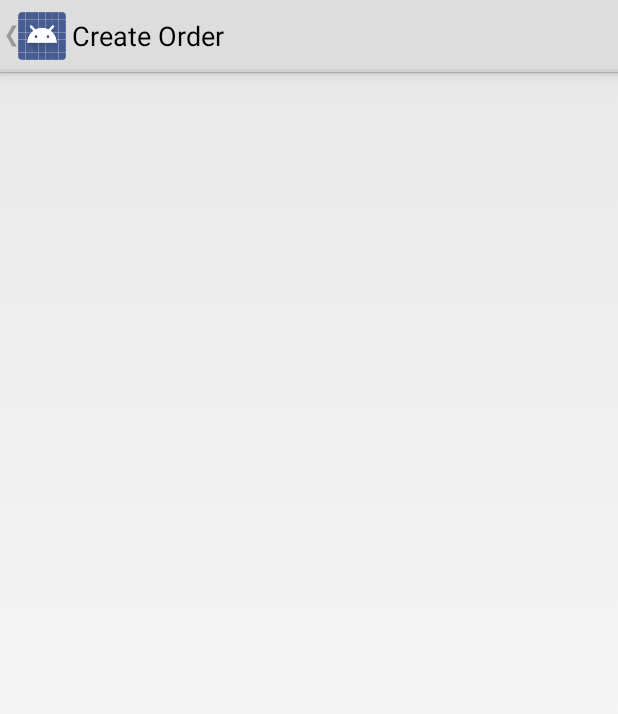
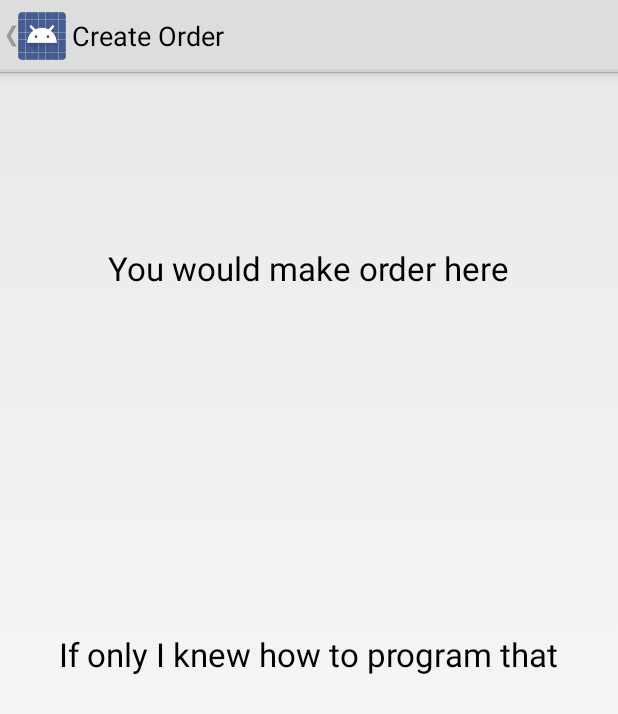
Before and after one commit to speedywolfe/m_wolfe_MAD_spring2016, an Android app: the OrderActivity screen opened directly, with no data from a screen before it, on a phone screen of 412 x 824 dp. Shown: the top 714 px of the screen. Run offline under Robolectric (Android 15) with nearby library versions, the phone set to English and light mode, and no system bars.

Commit message:
pretty much done, weird error that I can't figure out

```diff
--- a/Lab 9/Lab9_Spring/app/src/main/res/layout/activity_order.xml
+++ b/Lab 9/Lab9_Spring/app/src/main/res/layout/activity_order.xml
@@ -9,4 +9,22 @@
     android:paddingTop="@dimen/activity_vertical_margin"
     tools:context="com.example.speedywolfe.lab9_spring.OrderActivity">
 
+    <TextView
+        android:layout_width="wrap_content"
+        android:layout_height="wrap_content"
+        android:textAppearance="?android:attr/textAppearanceLarge"
+        android:text="You would make order here"
+        android:id="@+id/textView"
+        android:layout_alignParentTop="true"
+        android:layout_centerHorizontal="true"
+        android:layout_marginTop="100dp" />
+
+    <TextView
+        android:layout_width="wrap_content"
+        android:layout_height="wrap_content"
+        android:textAppearance="?android:attr/textAppearanceLarge"
+        android:text="If only I knew how to program that"
+        android:id="@+id/textView2"
+        android:layout_centerVertical="true"
+        android:layout_centerHorizontal="true" />
 </RelativeLayout>
```
Also changed, not shown: Lab 9/Lab9_Spring/app/src/main/java/com/example/speedywolfe/lab9_spring/Bulb.java (+17 -0 lines), Lab 9/Lab9_Spring/app/src/main/java/com/example/speedywolfe/lab9_spring/BulbActivity.java (+5 -5 lines), Lab 9/Lab9_Spring/app/src/main/java/com/example/speedywolfe/lab9_spring/BulbCategoryActivity.java (+11 -3 lines).
